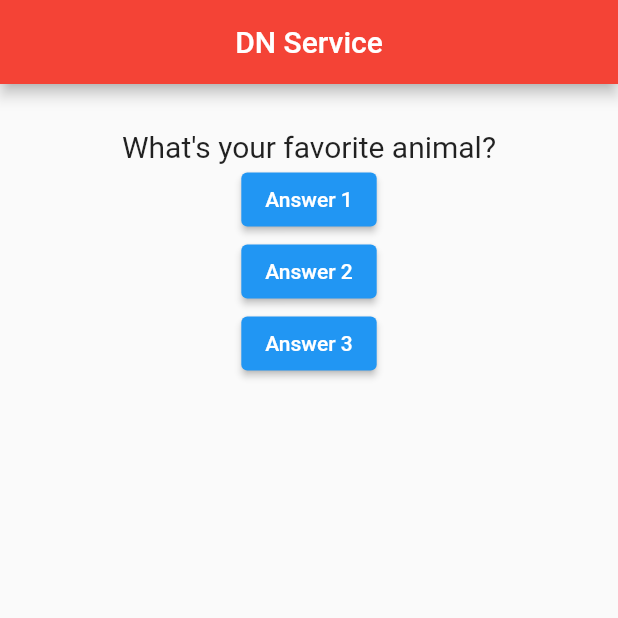
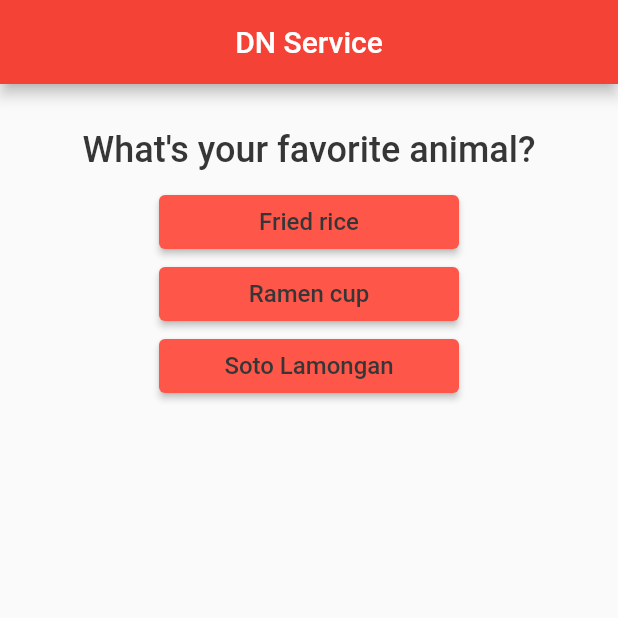
Before and after one commit to RafyDjauhari/DN-First-App, a Flutter app: the screen it shows after launch, on a phone screen of 412 x 824 dp, the top half of it. Run offline on Flutter 3.47's test engine with Material 2 defaults, Android fonts, the phone set to English and light mode, and no system bars.

Commit message:
Update 3

```diff
--- /dev/null
+++ b/lib/answer.dart
@@ -0,0 +1,29 @@
+import 'package:flutter/material.dart';
+
+class Answer extends StatelessWidget {
+  final VoidCallback selectHandler;
+  final String answersText;
+
+  Answer(this.selectHandler, this.answersText);
+  @override
+  Widget build(BuildContext context) {
+    return Container(
+      width: 200,
+      child: ElevatedButton(
+        style: ButtonStyle(
+          backgroundColor:
+              MaterialStateProperty.all(Color.fromARGB(255, 255, 86, 74)),
+          foregroundColor:
+              MaterialStateProperty.all(Color.fromARGB(255, 54, 54, 54)),
+        ),
+        child: Text(
+          answersText,
+          style: TextStyle(
+            fontSize: 16,
+          ),
+        ),
+        onPressed: selectHandler,
+      ),
+    );
+  }
+}
--- a/lib/main.dart
+++ b/lib/main.dart
@@ -1,6 +1,7 @@
 import 'package:flutter/material.dart';
 
 import 'question.dart';
+import 'answer.dart';
 
 void main() {
   runApp(MyApp());
@@ -34,10 +35,12 @@ class _MyAppState extends State<MyApp> {
       "What's your favorite animal?",
       "What's your favorite food?"
     ];
+    var answers = ["Fried rice", "Ramen cup", "Soto Lamongan"];
+
     return MaterialApp(
+      theme: ThemeData(primarySwatch: Colors.red),
       home: Scaffold(
         appBar: AppBar(
-          backgroundColor: Colors.red,
           title: Center(
             child: Text("DN Service"),
           ),
@@ -46,33 +49,9 @@ class _MyAppState extends State<MyApp> {
           Question(
             questions[_questionIndex],
           ),
-          ElevatedButton(
-            child: Text("Answer 1"),
-            onPressed: _answerQuestion,
-          ),
-          ElevatedButton(
-              child: Text("Answer 2"),
-              onPressed: () {
-                setState(() {
-                  if (_questionIndex == 1) {
-                    _questionIndex = _questionIndex - 1;
-                  } else {
-                    _questionIndex = _questionIndex + 1;
-                  }
-                });
-              }),
-          ElevatedButton(
-            child: Text("Answer 3"),
-            onPressed: () {
-              setState(() {
-                if (_questionIndex == 1) {
-                  _questionIndex = _questionIndex - 1;
-                } else {
-                  _questionIndex = _questionIndex + 1;
-                }
-              });
-            },
-          ),
+          Answer(_answerQuestion, answers[0]),
+          Answer(_answerQuestion, answers[1]),
+          Answer(_answerQuestion, answers[2]),
         ]),
       ),
     );
--- a/lib/question.dart
+++ b/lib/question.dart
@@ -9,11 +9,13 @@ class Question extends StatelessWidget {
   Widget build(BuildContext context) {
     return Container(
       width: double.infinity,
-      margin: EdgeInsets.only(top: 30),
+      margin: EdgeInsets.only(top: 30, bottom: 10),
       child: Text(
         questionText,
         style: TextStyle(
-          fontSize: 20,
+          fontSize: 24,
+          color: Color.fromARGB(255, 54, 54, 54),
+          fontWeight: FontWeight.w500,
         ),
         textAlign: TextAlign.center,
       ),
```
